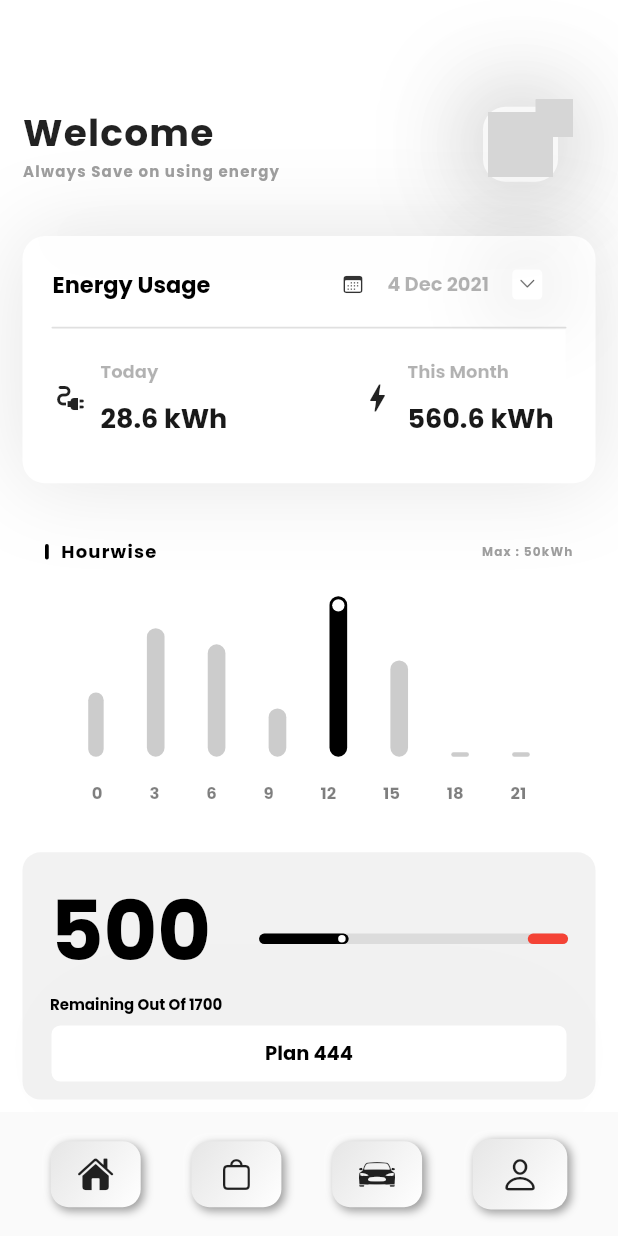
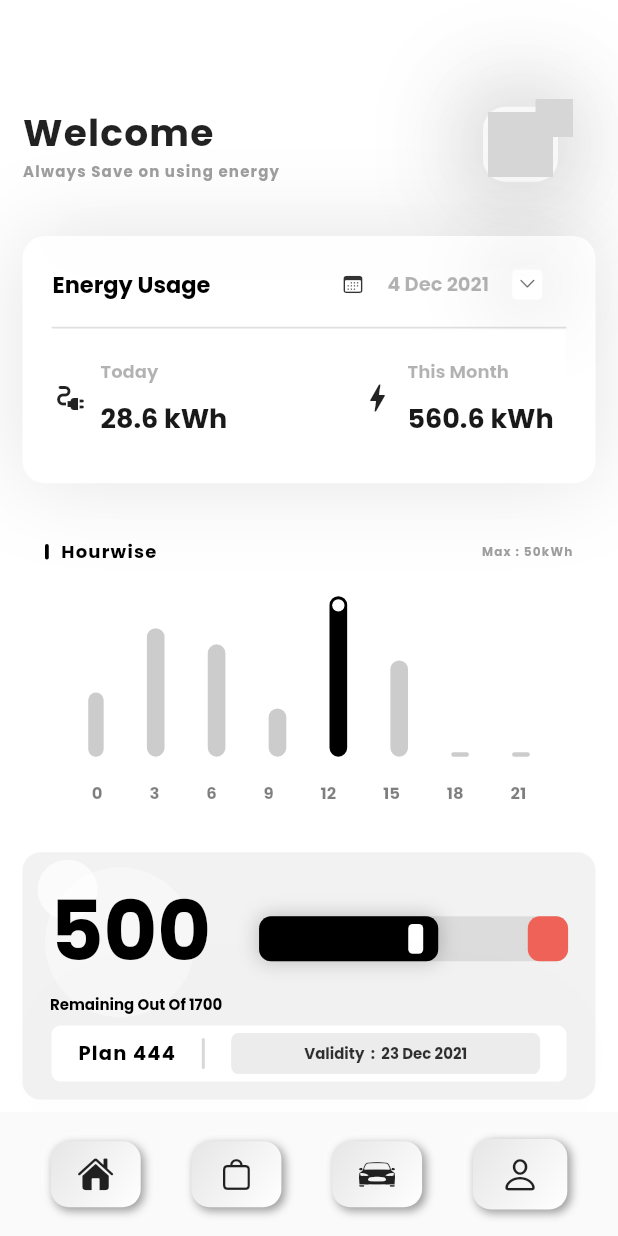
Before and after one commit to amalnathm7/Quark, a Flutter app: the screen it shows once a user with an empty profile is signed in, on a phone screen of 412 x 824 dp. Run offline on Flutter 3.47's test engine with Material 2 defaults, Android fonts, the phone set to English and light mode, and no system bars; drawn by our look-alikes of flutter_neumorphic; our stand-ins replace firebase_auth, firebase_core, google_fonts, lottie; accounts and stored records are empty; network calls fail; grey boxes are pictures that could not be loaded.

Commit message:
homescreen ui changes

```diff
--- a/lib/main_screen/home_page/home.dart
+++ b/lib/main_screen/home_page/home.dart
@@ -640,6 +640,50 @@ class _HomePageState extends State<HomePage> {
                     curve: Curves.fastLinearToSlowEaseIn,
                     child: Stack(
                       children: [
+
+
+
+
+                        Column(
+                          mainAxisAlignment: MainAxisAlignment.start,
+                          children: [
+                            Padding(
+                              padding: const EdgeInsets.only(left: 15.0,top:10),
+                              child: Container(
+                                height:100,
+                                width: 100,
+                                decoration: BoxDecoration(
+                                    shape: BoxShape.circle,
+                                    color: Colors.white.withOpacity(.4)
+                                ),
+                              ),
+                            ),
+
+
+
+
+                          ],
+                        ),
+
+                        Padding(
+                          padding: const EdgeInsets.only(left: 10.0,top:5),
+                          child: Container(
+                            height:40,
+                            width: 40,
+                            decoration: BoxDecoration(
+                                shape: BoxShape.circle,
+                                color: Colors.white.withOpacity(.7)
+                            ),
+                          ),
+                        ),
+
+
+
+
+
+
+
+
                         Column(
                           mainAxisAlignment: MainAxisAlignment.spaceEvenly,
                           children: [
@@ -678,11 +722,11 @@ class _HomePageState extends State<HomePage> {
                                   ],
                                 ),
                                 Container(
-                                  height: 7,
+                                  height: 30,
                                   width: screenWidth/2,
                                   decoration: BoxDecoration(
                                     color: Colors.black.withOpacity(.09),
-                                    borderRadius: BorderRadius.circular(10)
+                                    borderRadius: BorderRadius.circular(8)
                                   ),
                                   child: Stack(
                                     children: [
@@ -690,11 +734,11 @@ class _HomePageState extends State<HomePage> {
                                         mainAxisAlignment: MainAxisAlignment.end,
                                         children: [
                                           Container(
-                                            height: 7,
+                                            height: 30,
                                             width: (((screenWidth/2)/1725)*(1500*(15)/100)),
                                             decoration: BoxDecoration(
-                                                color: Colors.red,
-                                                borderRadius: BorderRadius.circular(10)
+                                                color: Colors.red.withOpacity(.8),
+                                                borderRadius: BorderRadius.circular(8)
                                             ),
                                           ),
                                         ],
@@ -706,25 +750,33 @@ class _HomePageState extends State<HomePage> {
                                           AnimatedContainer(
                                             duration: Duration(seconds: 2),
                                             curve: Curves.fastLinearToSlowEaseIn,
-                                            height: 7,
-                                            width: graphAni?(((screenWidth/2)/1725)*500):0,
+                                            height: 30,
+                                            width: graphAni?(((screenWidth/2)/1725)*1000):0,
                                             decoration: BoxDecoration(
                                                 color: Colors.black,
-                                                borderRadius: BorderRadius.circular(10)
+                                                borderRadius: BorderRadius.circular(8),
+                                              boxShadow: [
+                                                BoxShadow(
+                                                  color: Colors.black.withOpacity(.2),
+                                                  spreadRadius: 1,
+                                                  blurRadius: 10,
+                                                ),
+                                              ],
                                             ),
                                             child: Padding(
-                                              padding: const EdgeInsets.only(right:2.0),
+                                              padding: const EdgeInsets.only(right:10.0),
                                               child: Row(
                                                 mainAxisAlignment: MainAxisAlignment.end,
                                                 children: [
                                                   AnimatedContainer(
                                                     duration: Duration(seconds: 5),
                                                     curve: Curves.fastLinearToSlowEaseIn,
-                                                    height:graphAni? 5:0,
-                                                    width: graphAni?5:0,
+                                                    height:graphAni? 20:0,
+                                                    width: graphAni?10:0,
                                                     decoration: BoxDecoration(
                                                       color: Colors.white,
-                                                      shape: BoxShape.circle,
+                                                      shape: BoxShape.rectangle,
+                                                      borderRadius: BorderRadius.circular(3)
                                                     ),
                                                   ),
                                                 ],
@@ -756,18 +808,47 @@ class _HomePageState extends State<HomePage> {
                               ),
                               child: Row(
                                 mainAxisAlignment: MainAxisAlignment.spaceEvenly,
-                                children: const [
+                                children:  [
                                   Text("Plan 444",style: TextStyle(
                                     fontSize: 13,
                                     fontWeight: FontWeight.bold,
+                                    letterSpacing: .8,
+                                    color: Colors.black,
+                                  ),),
+                                  Container(
+                                    height: screenHeight/40,
+                                    width: 2,
+                                    decoration: BoxDecoration(
+                                      color: Colors.grey.withOpacity(.4),
+                                      borderRadius: BorderRadius.circular(15)
+                                    ),
+                                  ),
 
-                                    color: Colors.black,
-                                  ),)
+                                  Container(
+                                    height: screenHeight/30,
+                                    width: screenWidth/2,
+                                    decoration: BoxDecoration(
+                                      color: Colors.grey.withOpacity(.2),
+                                      borderRadius: BorderRadius.circular(5),
+                                    ),
+                                    child: Row(
+                                      mainAxisAlignment: MainAxisAlignment.center,
+                                      children: [
+                                        Text("Validity  :  23 Dec 2021",style: TextStyle(
+                                          fontWeight: FontWeight.bold,
+                                          fontSize: 10,
+                                          color: Colors.black.withOpacity(.8),
+                                        ),)
+                                      ],
+                                    ),
+                                  ),
                                 ],
                               ),
                             ),
                           ],
                         ),
+
+
                       ],
                     ),
                   ),
```
Also changed, not shown: pubspec.lock.
